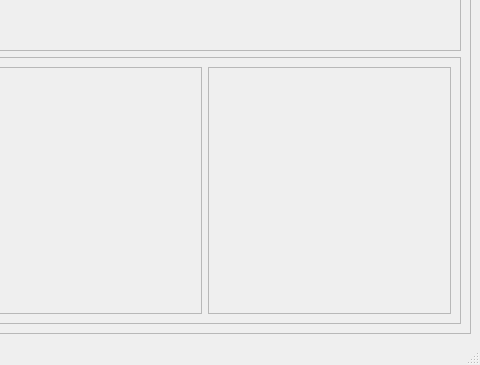
The window that designer/data_acquisition.ui (TheHawz/Quick-Scan) describes before a commit, drawn with Qt 5; both pictures show x 320 to 800 and y 235 to 600 of the 800 by 600 pixel window.
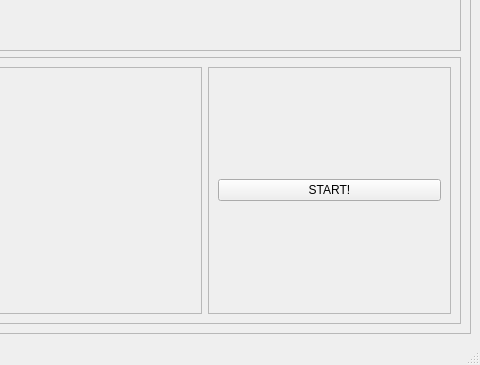
The same window after the commit.

```diff
--- a/designer/data_acquisition.ui
+++ b/designer/data_acquisition.ui
@@ -80,6 +80,15 @@
             <property name="frameShadow">
              <enum>QFrame::Raised</enum>
             </property>
+            <layout class="QHBoxLayout" name="horizontalLayout_4">
+             <item>
+              <widget class="QPushButton" name="start_stop_button">
+               <property name="text">
+                <string>START!</string>
+               </property>
+              </widget>
+             </item>
+            </layout>
            </widget>
           </item>
          </layout>
```
Left out of the diff: 2 changed lines with no effect on the pictures.
